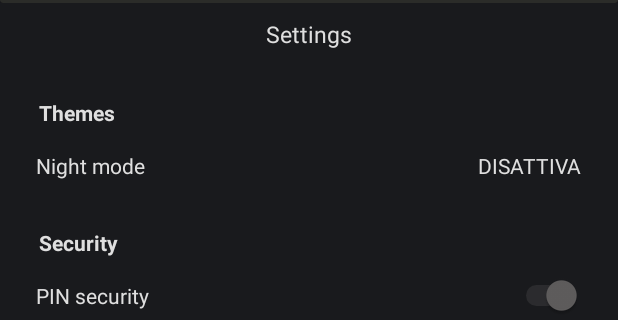
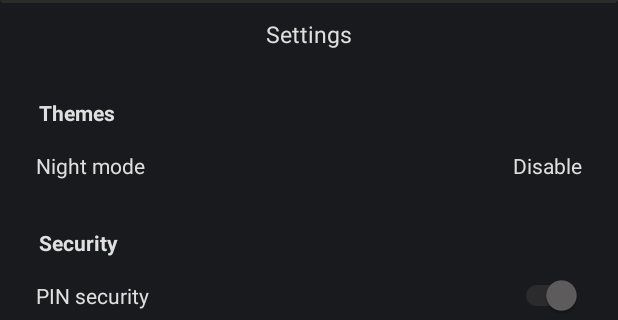
Before and after one commit to msarpong/MyDays, an Android app: the AddTextScreen screen opened directly, with no data from a screen before it, after a tap on "Setting button", on a phone screen of 412 x 824 dp, the part 102-422 px from its top. Run offline under Robolectric (Android 15) with nearby library versions, the phone set to English and light mode, and no system bars.

Commit message:
General refractor

```diff
--- a/app/src/main/java/com/msarpong/mydays/ui/add/ChoiceScreenAdapter.kt
+++ b/app/src/main/java/com/msarpong/mydays/ui/add/ChoiceScreenAdapter.kt
@@ -7,7 +7,6 @@ import android.view.View
 import android.view.ViewGroup
 import android.widget.ImageView
 import android.widget.TextView
-import android.widget.Toast
 import androidx.cardview.widget.CardView
 import androidx.recyclerview.widget.DiffUtil
 import androidx.recyclerview.widget.ListAdapter
--- a/app/src/main/java/com/msarpong/mydays/ui/add/ChoiceScreenViewModel.kt
+++ b/app/src/main/java/com/msarpong/mydays/ui/add/ChoiceScreenViewModel.kt
@@ -15,7 +15,6 @@ sealed class MyDaysEvent {
     data class AddNote(val dayNotes: Notes) : MyDaysEvent()
 }
 
-// States that HomeViewModel can have
 sealed class MyDaysState {
 
     data class Error(val error: Throwable) : MyDaysState()
--- a/app/src/main/java/com/msarpong/mydays/ui/add/text/AddTextScreen.kt
+++ b/app/src/main/java/com/msarpong/mydays/ui/add/text/AddTextScreen.kt
@@ -10,20 +10,10 @@ import android.widget.EditText
 import android.widget.ImageButton
 import android.widget.RadioGroup
 import androidx.appcompat.app.AppCompatActivity
-import androidx.core.app.ActivityCompat.startActivityForResult
 import com.msarpong.mydays.R
 import com.msarpong.mydays.ui.calendar.CalendarScreen
 import com.msarpong.mydays.ui.setting.SettingScreen
-import com.msarpong.mydays.utils.getDate
-import com.msarpong.mydays.utils.getThemeInfo
-
-const val SHARED_PREFS_SETTING = "Settings_prefs"
-const val SHARED_PREFS_THEME = "Theme"
-const val DARK_MODE = "DARK"
-
-const val MOOD_SAD = "SAD"
-const val MOOD_SMILE = "SMILE"
-const val MOOD_CONFUSED = "CONFUSED"
+import com.msarpong.mydays.utils.*
 
 class AddTextScreen : AppCompatActivity() {
 
--- a/app/src/main/java/com/msarpong/mydays/ui/calendar/CalendarScreen.kt
+++ b/app/src/main/java/com/msarpong/mydays/ui/calendar/CalendarScreen.kt
@@ -12,9 +12,9 @@ import com.msarpong.mydays.R
 import com.msarpong.mydays.ui.detailDate.DateScreen
 import com.msarpong.mydays.ui.setting.SettingScreen
 import com.msarpong.mydays.utils.getThemeInfo
-import com.msarpong.mydays.ui.splash.DARK_MODE
-import com.msarpong.mydays.ui.splash.SHARED_PREFS_THEME
-import com.msarpong.mydays.ui.splash.SHARED_PREFS_SETTING
+import com.msarpong.mydays.utils.DARK_MODE
+import com.msarpong.mydays.utils.SHARED_PREFS_SETTING
+import com.msarpong.mydays.utils.SHARED_PREFS_THEME
 
 class CalendarScreen : AppCompatActivity() {
 
--- a/app/src/main/java/com/msarpong/mydays/ui/calendar/CalendarScreenViewModel.kt
+++ /dev/null
@@ -1,5 +0,0 @@
-package com.msarpong.mydays.ui.calendar
-
-class CalendarScreenViewModel {
-
-}
--- a/app/src/main/java/com/msarpong/mydays/ui/detailDate/DateScreenViewModel.kt
+++ b/app/src/main/java/com/msarpong/mydays/ui/detailDate/DateScreenViewModel.kt
@@ -37,7 +37,7 @@ class DateScreenViewModel(application: Application) : AndroidViewModel(applicati
     }
 
     private fun loadContent(dateId: String) = viewModelScope.launch {
-        if (repository.getNoteByDate(dateId).size > 0) {
+        if (repository.getNoteByDate(dateId).isNotEmpty()) {
             state.value = DateState.Success(repository.getNoteByDate(dateId))
         } else {
             state.value = DateState.Error(Throwable("Error: No data found"))
--- a/app/src/main/java/com/msarpong/mydays/ui/setting/SettingScreen.kt
+++ b/app/src/main/java/com/msarpong/mydays/ui/setting/SettingScreen.kt
@@ -11,14 +11,7 @@ import androidx.appcompat.app.AppCompatActivity
 import com.msarpong.mydays.R
 import com.msarpong.mydays.ui.calendar.CalendarScreen
 import com.msarpong.mydays.ui.main.MainScreen
-import com.msarpong.mydays.utils.getThemeInfo
-
-
-const val SHARED_PREFS_SETTING = "Settings_prefs"
-const val SHARED_PREFS_THEME = "Theme"
-const val DARK_MODE = "DARK"
-const val LIGHT_MODE = "LIGHT"
-
+import com.msarpong.mydays.utils.*
 
 class SettingScreen : AppCompatActivity() {
 
@@ -55,9 +48,9 @@ class SettingScreen : AppCompatActivity() {
         val myTheme = sharedPrefs.getString(SHARED_PREFS_THEME, LIGHT_MODE)
 
         if (myTheme == DARK_MODE) {
-            themeSwitch.setText("DISATTIVA")
+            themeSwitch.text = getString(R.string.disable_setting_theme)
         } else if (myTheme == LIGHT_MODE) {
-            themeSwitch.setText("ATTIVA")
+            themeSwitch.text = getString(R.string.enable_setting_theme)
         }
 
         calendarButton.setOnClickListener {
@@ -75,7 +68,6 @@ class SettingScreen : AppCompatActivity() {
             val myTheme = sharedPrefs.getString(SHARED_PREFS_THEME, LIGHT_MODE)
             if (myTheme == DARK_MODE) {
                 sharedPrefs.edit().putString(SHARED_PREFS_THEME, LIGHT_MODE).apply()
-
             } else if (myTheme == LIGHT_MODE) {
                 sharedPrefs.edit().putString(SHARED_PREFS_THEME, DARK_MODE).apply()
             }
@@ -91,18 +83,4 @@ class SettingScreen : AppCompatActivity() {
         startActivity(Intent(this, SettingScreen::class.java))
     }
 
-
-//    private fun merda(){
-//        tvChangeTheme.setOnClickListener(object : OnClickListener() {
-//            fun onClick(v: View?) {
-//                if (AppCompatDelegate.getDefaultNightMode() == AppCompatDelegate.MODE_NIGHT_YES) {
-//                    AppCompatDelegate.setDefaultNightMode(AppCompatDelegate.MODE_NIGHT_NO)
-//                } else {
-//                    AppCompatDelegate.setDefaultNightMode(AppCompatDelegate.MODE_NIGHT_YES)
-//                }
-//                finish()
-//                startActivity(Intent(this@MainActivity, this@MainActivity.getClass()))
-//            }
-//        })
-//    }
 }
--- /dev/null
+++ b/app/src/main/java/com/msarpong/mydays/utils/Const.kt
@@ -0,0 +1,13 @@
+package com.msarpong.mydays.utils
+
+const val MAIN_SCREEN_TIME = 2000L
+const val SHARED_PREFS_SETTING = "Settings_prefs"
+const val SHARED_PREFS_THEME = "Theme"
+const val DARK_MODE = "DARK"
+const val LIGHT_MODE = "LIGHT"
+
+const val MOOD_SAD = "SAD"
+const val MOOD_SMILE = "SMILE"
+const val MOOD_CONFUSED = "CONFUSED"
+
+const val ADD_TEXT = 1000
--- a/app/src/main/res/values/strings.xml
+++ b/app/src/main/res/values/strings.xml
@@ -8,5 +8,7 @@
     <string name="save">Save</string>
     <string name="setting_button">Setting button</string>
     <string name="calendar_button">Calendar button</string>
+    <string name="enable_setting_theme">Enable</string>
+    <string name="disable_setting_theme">Disable</string>
 
 </resources>
```
Also changed, not shown: app/src/main/java/com/msarpong/mydays/ui/add/ChoiceScreen.kt (+1 -11 lines), app/src/main/java/com/msarpong/mydays/ui/add/sport/AddSportScreen.kt (+4 -3 lines), app/src/main/java/com/msarpong/mydays/ui/detail/DetailScreen.kt (+6 -21 lines), app/src/main/java/com/msarpong/mydays/ui/detailDate/DateScreen.kt (+3 -4 lines), app/src/main/java/com/msarpong/mydays/ui/main/MainAdapter.kt (+4 -5 lines), app/src/main/java/com/msarpong/mydays/ui/main/MainScreen.kt (+5 -10 lines), app/src/main/java/com/msarpong/mydays/ui/splash/SplashScreen.kt (+2 -6 lines), app/src/main/java/com/msarpong/mydays/utils/ThemeSwitcher.kt (+0 -10 lines).
